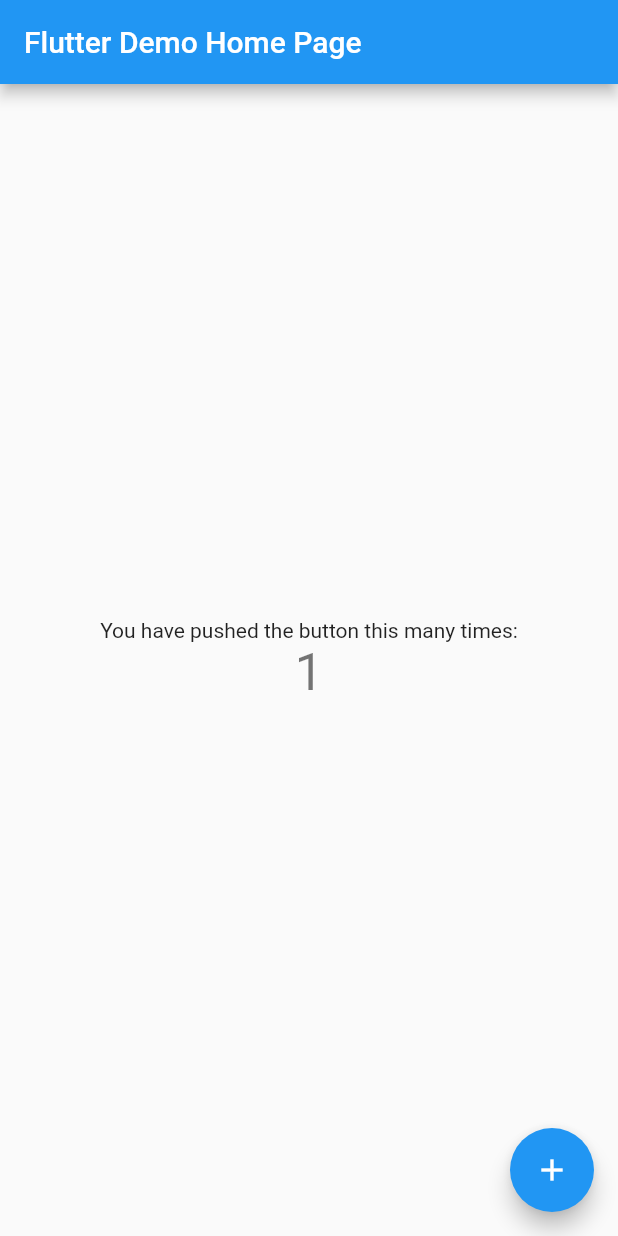
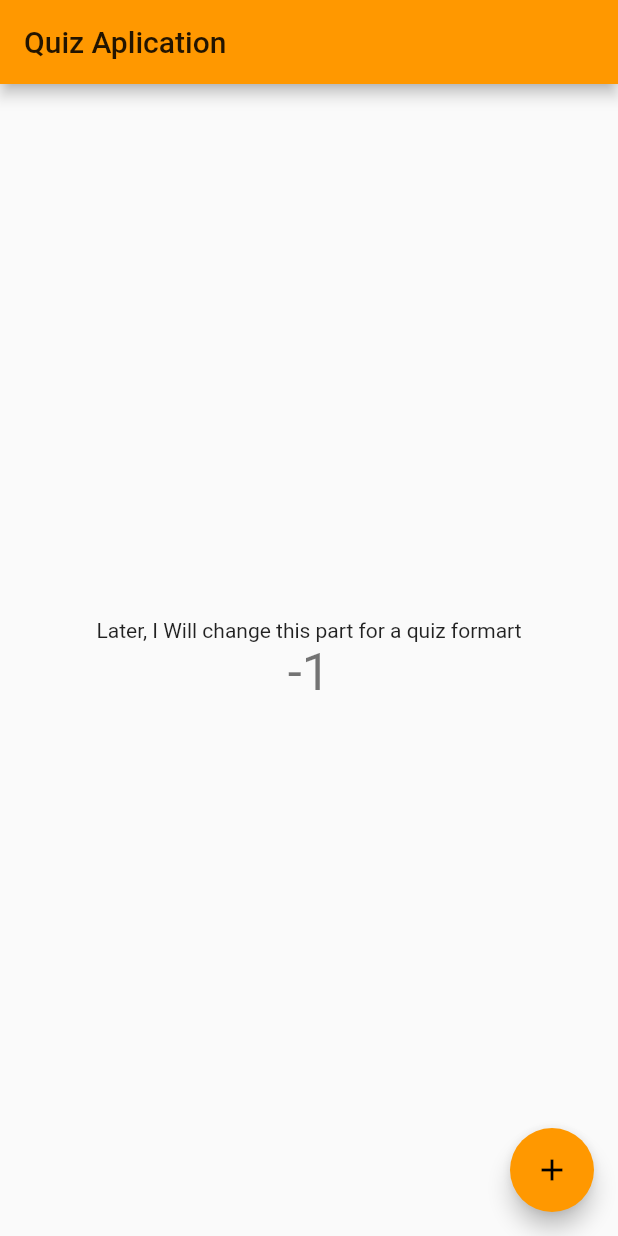
Before and after one commit to AdielAndradeR/flutter_quiz, a Flutter app: the screen it shows after launch, after a tap on the "add" icon, on a phone screen of 412 x 824 dp. Run offline on Flutter 3.47's test engine with Material 2 defaults, Android fonts, the phone set to English and light mode, and no system bars.

Commit message:
first change in code

```diff
--- a/lib/main.dart
+++ b/lib/main.dart
@@ -3,39 +3,20 @@ import 'package:flutter/material.dart';
 void main() => runApp(MyApp());
 
 class MyApp extends StatelessWidget {
-  // This widget is the root of your application.
   @override
   Widget build(BuildContext context) {
     return MaterialApp(
       title: 'Flutter Demo',
       theme: ThemeData(
-        // This is the theme of your application.
-        //
-        // Try running your application with "flutter run". You'll see the
-        // application has a blue toolbar. Then, without quitting the app, try
-        // changing the primarySwatch below to Colors.green and then invoke
-        // "hot reload" (press "r" in the console where you ran "flutter run",
-        // or simply save your changes to "hot reload" in a Flutter IDE).
-        // Notice that the counter didn't reset back to zero; the application
-        // is not restarted.
-        primarySwatch: Colors.blue,
+        primarySwatch: Colors.orange,
       ),
-      home: MyHomePage(title: 'Flutter Demo Home Page'),
+      home: MyHomePage(title: 'Quiz Aplication'),
     );
   }
 }
 
 class MyHomePage extends StatefulWidget {
   MyHomePage({Key key, this.title}) : super(key: key);
-
-  // This widget is the home page of your application. It is stateful, meaning
-  // that it has a State object (defined below) that contains fields that affect
-  // how it looks.
-
-  // This class is the configuration for the state. It holds the values (in this
-  // case the title) provided by the parent (in this case the App widget) and
-  // used by the build method of the State. Fields in a Widget subclass are
-  // always marked "final".
 
   final String title;
 
@@ -48,51 +29,27 @@ class _MyHomePageState extends State<MyHomePage> {
 
   void _incrementCounter() {
     setState(() {
-      // This call to setState tells the Flutter framework that something has
-      // changed in this State, which causes it to rerun the build method below
-      // so that the display can reflect the updated values. If we changed
-      // _counter without calling setState(), then the build method would not be
-      // called again, and so nothing would appear to happen.
-      _counter++;
+
+      _counter--;
     });
   }
 
   @override
   Widget build(BuildContext context) {
-    // This method is rerun every time setState is called, for instance as done
-    // by the _incrementCounter method above.
-    //
-    // The Flutter framework has been optimized to make rerunning build methods
-    // fast, so that you can just rebuild anything that needs updating rather
-    // than having to individually change instances of widgets.
+
     return Scaffold(
       appBar: AppBar(
-        // Here we take the value from the MyHomePage object that was created by
-        // the App.build method, and use it to set our appbar title.
+
         title: Text(widget.title),
       ),
       body: Center(
-        // Center is a layout widget. It takes a single child and positions it
-        // in the middle of the parent.
+
         child: Column(
-          // Column is also a layout widget. It takes a list of children and
-          // arranges them vertically. By default, it sizes itself to fit its
-          // children horizontally, and tries to be as tall as its parent.
-          //
-          // Invoke "debug painting" (press "p" in the console, choose the
-          // "Toggle Debug Paint" action from the Flutter Inspector in Android
-          // Studio, or the "Toggle Debug Paint" command in Visual Studio Code)
-          // to see the wireframe for each widget.
-          //
-          // Column has various properties to control how it sizes itself and
-          // how it positions its children. Here we use mainAxisAlignment to
-          // center the children vertically; the main axis here is the vertical
-          // axis because Columns are vertical (the cross axis would be
-          // horizontal).
+
           mainAxisAlignment: MainAxisAlignment.center,
           children: <Widget>[
             Text(
-              'You have pushed the button this many times:',
+              'Later, I Will change this part for a quiz formart',
             ),
             Text(
               '$_counter',
@@ -105,7 +62,7 @@ class _MyHomePageState extends State<MyHomePage> {
         onPressed: _incrementCounter,
         tooltip: 'Increment',
         child: Icon(Icons.add),
-      ), // This trailing comma makes auto-formatting nicer for build methods.
+      ),
     );
   }
 }
```
